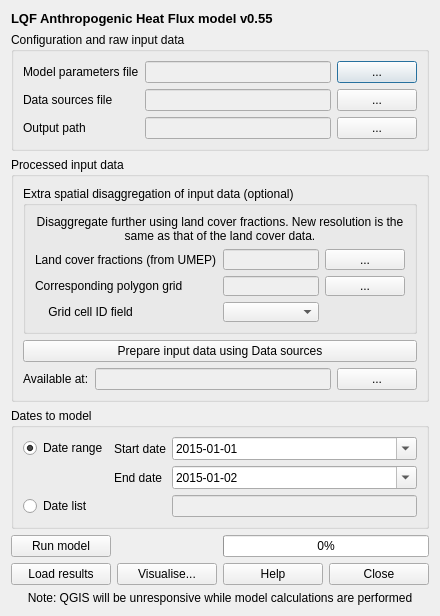
The window that LucyQF/LQF_dialog_base.ui (UMEP-dev/UMEP) describes before a commit, drawn with Qt 5.
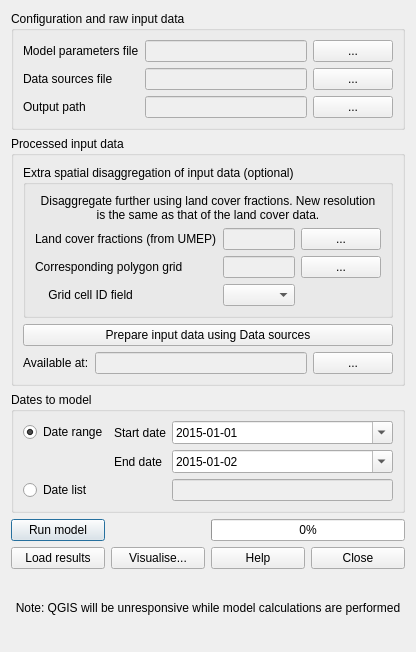
The same window after the commit.

What changed in the file:
```diff
--- a/LucyQF/LQF_dialog_base.ui
+++ b/LucyQF/LQF_dialog_base.ui
@@ -6,35 +6,97 @@
    <rect>
     <x>0</x>
     <y>0</y>
-    <width>440</width>
-    <height>616</height>
+    <width>388</width>
+    <height>652</height>
    </rect>
   </property>
   <property name="windowTitle">
    <string>LQF</string>
   </property>
   <layout class="QGridLayout" name="gridLayout_9">
+   <item row="3" column="0">
+    <layout class="QGridLayout" name="gridLayout_2">
    <item row="0" column="0">
-    <widget class="QLabel" name="lblTitle">
-     <property name="font">
-      <font>
-       <pointsize>10</pointsize>
-       <weight>75</weight>
-       <bold>true</bold>
-      </font>
+      <widget class="QPushButton" name="cmdRunCancel">
+       <property name="toolTip">
+        <string>Execute LQF</string>
      </property>
      <property name="text">
-      <string>LQF Anthropogenic Heat Flux model v0.55</string>
+        <string>Run model</string>
      </property>
     </widget>
    </item>
+     <item row="0" column="2" colspan="2">
+      <layout class="QGridLayout" name="gridLayout_7">
+       <item row="0" column="0">
+        <widget class="QProgressBar" name="progressBar">
+         <property name="value">
+          <number>0</number>
+         </property>
+        </widget>
+       </item>
+      </layout>
+     </item>
    <item row="1" column="0">
+      <widget class="QPushButton" name="cmdLoadResults">
+       <property name="toolTip">
+        <string>Load previously-generated LQF results</string>
+       </property>
+       <property name="text">
+        <string>Load results</string>
+       </property>
+      </widget>
+     </item>
+     <item row="1" column="1">
+      <widget class="QPushButton" name="cmdVisualise">
+       <property name="toolTip">
+        <string>Basic plots for LQF outputs</string>
+       </property>
+       <property name="text">
+        <string>Visualise...</string>
+       </property>
+      </widget>
+     </item>
+     <item row="1" column="2">
+      <widget class="QPushButton" name="pushButtonHelp">
+       <property name="toolTip">
+        <string>Help</string>
+       </property>
+       <property name="text">
+        <string>Help</string>
+       </property>
+      </widget>
+     </item>
+     <item row="1" column="3">
+      <widget class="QPushButton" name="pushButtonClose">
+       <property name="toolTip">
+        <string>Close window</string>
+       </property>
+       <property name="text">
+        <string>Close</string>
+       </property>
+      </widget>
+     </item>
+    </layout>
+   </item>
+   <item row="4" column="0">
+    <widget class="QLabel" name="lblNotice">
+     <property name="text">
+      <string>Note: QGIS will be unresponsive while model calculations are performed</string>
+     </property>
+     <property name="alignment">
+      <set>Qt::AlignCenter</set>
+     </property>
+     <property name="wordWrap">
+      <bool>true</bool>
+     </property>
+    </widget>
+   </item>
+   <item row="0" column="0">
     <widget class="QGroupBox" name="groupBox_4">
      <property name="title">
       <string>Configuration and raw input data</string>
      </property>
-     <layout class="QGridLayout" name="gridLayout_10">
-      <item row="0" column="0">
        <layout class="QGridLayout" name="gridLayout">
         <item row="0" column="0">
          <widget class="QLabel" name="label_2">
@@ -118,11 +180,160 @@
          </widget>
         </item>
        </layout>
-      </item>
-     </layout>
-    </widget>
-   </item>
+    </widget>
+   </item>
+   <item row="2" column="0">
+    <widget class="QGroupBox" name="groupBox_5">
+     <property name="title">
+      <string>Dates to model</string>
+     </property>
+     <layout class="QGridLayout" name="gridLayout_3">
+      <item row="0" column="0">
+       <layout class="QGridLayout" name="gridLayout_5">
+        <item row="0" column="1">
+         <widget class="QLabel" name="lblStartDate">
+          <property name="text">
+           <string>Start date</string>
+          </property>
+         </widget>
+        </item>
+        <item row="0" column="2">
+         <widget class="QDateEdit" name="startDate">
+          <property name="date">
+           <date>
+            <year>2015</year>
+            <month>1</month>
+            <day>1</day>
+           </date>
+          </property>
+          <property name="maximumDateTime">
+           <datetime>
+            <hour>23</hour>
+            <minute>59</minute>
+            <second>59</second>
+            <year>3000</year>
+            <month>12</month>
+            <day>31</day>
+           </datetime>
+          </property>
+          <property name="minimumDateTime">
+           <datetime>
+            <hour>0</hour>
+            <minute>0</minute>
+            <second>0</second>
+            <year>1900</year>
+            <month>1</month>
+            <day>1</day>
+           </datetime>
+          </property>
+          <property name="currentSection">
+           <enum>QDateTimeEdit::YearSection</enum>
+          </property>
+          <property name="displayFormat">
+           <string>yyyy-MM-dd</string>
+          </property>
+          <property name="calendarPopup">
+           <bool>true</bool>
+          </property>
+         </widget>
+        </item>
+        <item row="1" column="1">
+         <widget class="QLabel" name="lblEndDate">
+          <property name="text">
+           <string>End date</string>
+          </property>
+         </widget>
+        </item>
+        <item row="1" column="2">
+         <widget class="QDateEdit" name="endDate">
+          <property name="date">
+           <date>
+            <year>2015</year>
+            <month>1</month>
+            <day>2</day>
+           </date>
+          </property>
+          <property name="maximumDateTime">
+           <datetime>
+            <hour>23</hour>
+            <minute>59</minute>
+            <second>59</second>
+            <year>3000</year>
+            <month>12</month>
+            <day>31</day>
+           </datetime>
+          </property>
+          <property name="minimumDateTime">
+           <datetime>
+            <hour>0</hour>
+            <minute>0</minute>
+            <second>0</second>
+            <year>1900</year>
+            <month>1</month>
+            <day>1</day>
+           </datetime>
+          </property>
+          <property name="maximumDate">
+           <date>
+            <year>3000</year>
+            <month>12</month>
+            <day>31</day>
+           </date>
+          </property>
+          <property name="minimumDate">
+           <date>
+            <year>1900</year>
+            <month>1</month>
+            <day>1</day>
+           </date>
+          </property>
+          <property name="displayFormat">
+           <string>yyyy-MM-dd</string>
+          </property>
+          <property name="calendarPopup">
+           <bool>true</bool>
+          </property>
+         </widget>
+        </item>
+        <item row="2" column="2">
+         <widget class="QLineEdit" name="txtDateList">
+          <property name="enabled">
+           <bool>false</bool>
+          </property>
+          <property name="toolTip">
+           <string>Comma-separated list of dates (e.g. 2015-01-01, 2016-01-01)</string>
+          </property>
+          <property name="statusTip">
+           <string>Comma-separated list of dates (e.g. 2015-01-01, 2016-01-01)</string>
+          </property>
+          <property name="whatsThis">
+           <string>Comma-separated list of dates (e.g. 2015-01-01, 2016-01-01)</string>
+          </property>
+         </widget>
+        </item>
    <item row="2" column="0">
+         <widget class="QRadioButton" name="chkDateList">
+          <property name="text">
+           <string>Date list</string>
+          </property>
+         </widget>
+        </item>
+        <item row="0" column="0">
+         <widget class="QRadioButton" name="chkDateRange">
+          <property name="text">
+           <string>Date range</string>
+          </property>
+          <property name="checked">
+           <bool>true</bool>
+          </property>
+         </widget>
+        </item>
+       </layout>
+      </item>
+     </layout>
+    </widget>
+   </item>
+   <item row="1" column="0">
     <widget class="QGroupBox" name="groupBox_3">
      <property name="title">
       <string>Processed input data</string>
@@ -266,235 +477,6 @@
      </layout>
     </widget>
    </item>
-   <item row="3" column="0">
-    <widget class="QGroupBox" name="groupBox_5">
-     <property name="title">
-      <string>Dates to model</string>
-     </property>
-     <layout class="QGridLayout" name="gridLayout_3">
-      <item row="0" column="0">
-       <layout class="QGridLayout" name="gridLayout_5">
-        <item row="0" column="1">
-         <widget class="QLabel" name="lblStartDate">
-          <property name="text">
-           <string>Start date</string>
-          </property>
-         </widget>
-        </item>
-        <item row="0" column="2">
-         <widget class="QDateEdit" name="startDate">
-          <property name="date">
-           <date>
-            <year>2015</year>
-            <month>1</month>
-            <day>1</day>
-           </date>
-          </property>
-          <property name="maximumDateTime">
-           <datetime>
-            <hour>23</hour>
-            <minute>59</minute>
-            <second>59</second>
-            <year>3000</year>
-            <month>12</month>
-            <day>31</day>
-           </datetime>
-          </property>
-          <property name="minimumDateTime">
-           <datetime>
-            <hour>0</hour>
-            <minute>0</minute>
-            <second>0</second>
-            <year>1900</year>
-            <month>1</month>
-            <day>1</day>
-           </datetime>
-          </property>
-          <property name="currentSection">
-           <enum>QDateTimeEdit::YearSection</enum>
-          </property>
-          <property name="displayFormat">
-           <string>yyyy-MM-dd</string>
-          </property>
-          <property name="calendarPopup">
-           <bool>true</bool>
-          </property>
-         </widget>
-        </item>
-        <item row="1" column="1">
-         <widget class="QLabel" name="lblEndDate">
-          <property name="text">
-           <string>End date</string>
-          </property>
-         </widget>
-        </item>
-        <item row="1" column="2">
-         <widget class="QDateEdit" name="endDate">
-          <property name="date">
-           <date>
-            <year>2015</year>
-            <month>1</month>
-            <day>2</day>
-           </date>
-          </property>
-          <property name="maximumDateTime">
-           <datetime>
-            <hour>23</hour>
-            <minute>59</minute>
-            <second>59</second>
-            <year>3000</year>
-            <month>12</month>
-            <day>31</day>
-           </datetime>
-          </property>
-          <property name="minimumDateTime">
-           <datetime>
-            <hour>0</hour>
-            <minute>0</minute>
-            <second>0</second>
-            <year>1900</year>
-            <month>1</month>
-            <day>1</day>
-           </datetime>
-          </property>
-          <property name="maximumDate">
-           <date>
-            <year>3000</year>
-            <month>12</month>
-            <day>31</day>
-           </date>
-          </property>
-          <property name="minimumDate">
-           <date>
-            <year>1900</year>
-            <month>1</month>
-            <day>1</day>
-           </date>
-          </property>
-          <property name="displayFormat">
-           <string>yyyy-MM-dd</string>
-          </property>
-          <property name="calendarPopup">
-           <bool>true</bool>
-          </property>
-         </widget>
-        </item>
-        <item row="2" column="2">
-         <widget class="QLineEdit" name="txtDateList">
-          <property name="enabled">
-           <bool>false</bool>
-          </property>
-          <property name="toolTip">
-           <string>Comma-separated list of dates (e.g. 2015-01-01, 2016-01-01)</string>
-          </property>
-          <property name="statusTip">
-           <string>Comma-separated list of dates (e.g. 2015-01-01, 2016-01-01)</string>
-          </property>
-          <property name="whatsThis">
-           <string>Comma-separated list of dates (e.g. 2015-01-01, 2016-01-01)</string>
-          </property>
-         </widget>
-        </item>
-        <item row="2" column="0">
-         <widget class="QRadioButton" name="chkDateList">
-          <property name="text">
-           <string>Date list</string>
-          </property>
-         </widget>
-        </item>
-        <item row="0" column="0">
-         <widget class="QRadioButton" name="chkDateRange">
-          <property name="text">
-           <string>Date range</string>
-          </property>
-          <property name="checked">
-           <bool>true</bool>
-          </property>
-         </widget>
-        </item>
-       </layout>
-      </item>
-     </layout>
-    </widget>
-   </item>
-   <item row="4" column="0">
-    <layout class="QGridLayout" name="gridLayout_2">
-     <item row="0" column="0">
-      <widget class="QPushButton" name="cmdRunCancel">
-       <property name="toolTip">
-        <string>Execute LQF</string>
-       </property>
-       <property name="text">
-        <string>Run model</string>
-       </property>
-      </widget>
-     </item>
-     <item row="0" column="2" colspan="2">
-      <layout class="QGridLayout" name="gridLayout_7">
-       <item row="0" column="0">
-        <widget class="QProgressBar" name="progressBar">
-         <property name="value">
-          <number>0</number>
-         </property>
-        </widget>
-       </item>
-      </layout>
-     </item>
-     <item row="1" column="0">
-      <widget class="QPushButton" name="cmdLoadResults">
-       <property name="toolTip">
-        <string>Load previously-generated LQF results</string>
-       </property>
-       <property name="text">
-        <string>Load results</string>
-       </property>
-      </widget>
-     </item>
-     <item row="1" column="1">
-      <widget class="QPushButton" name="cmdVisualise">
-       <property name="toolTip">
-        <string>Basic plots for LQF outputs</string>
-       </property>
-       <property name="text">
-        <string>Visualise...</string>
-       </property>
-      </widget>
-     </item>
-     <item row="1" column="2">
-      <widget class="QPushButton" name="pushButtonHelp">
-       <property name="toolTip">
-        <string>Help</string>
-       </property>
-       <property name="text">
-        <string>Help</string>
-       </property>
-      </widget>
-     </item>
-     <item row="1" column="3">
-      <widget class="QPushButton" name="pushButtonClose">
-       <property name="toolTip">
-        <string>Close window</string>
-       </property>
-       <property name="text">
-        <string>Close</string>
-       </property>
-      </widget>
-     </item>
-    </layout>
-   </item>
-   <item row="5" column="0">
-    <widget class="QLabel" name="lblNotice">
-     <property name="text">
-      <string>Note: QGIS will be unresponsive while model calculations are performed</string>
-     </property>
-     <property name="alignment">
-      <set>Qt::AlignCenter</set>
-     </property>
-     <property name="wordWrap">
-      <bool>true</bool>
-     </property>
-    </widget>
-   </item>
   </layout>
  </widget>
  <resources/>
```
Lines whose indentation alone changed are shown as unchanged.
